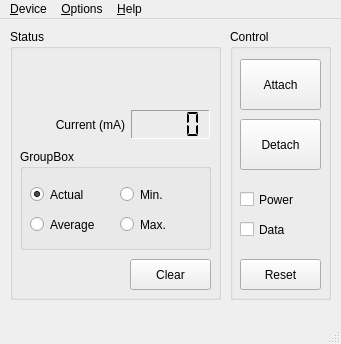
bloguetronica/itusb2-mngr, file src/devicewindow.ui: the form before one commit.
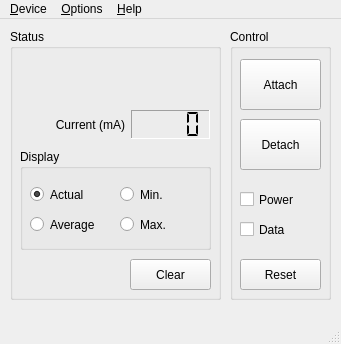
The form after the commit. Icons and pictures are not drawn.

What changed in the file:
```diff
--- a/src/devicewindow.ui
+++ b/src/devicewindow.ui
@@ -141,7 +141,7 @@
       </rect>
      </property>
      <property name="title">
-      <string>GroupBox</string>
+      <string>Display</string>
      </property>
      <widget class="QRadioButton" name="radioButtonDisplayAct">
       <property name="geometry">
```
Left out of the diff: 16 changed lines with no effect on the pictures.
